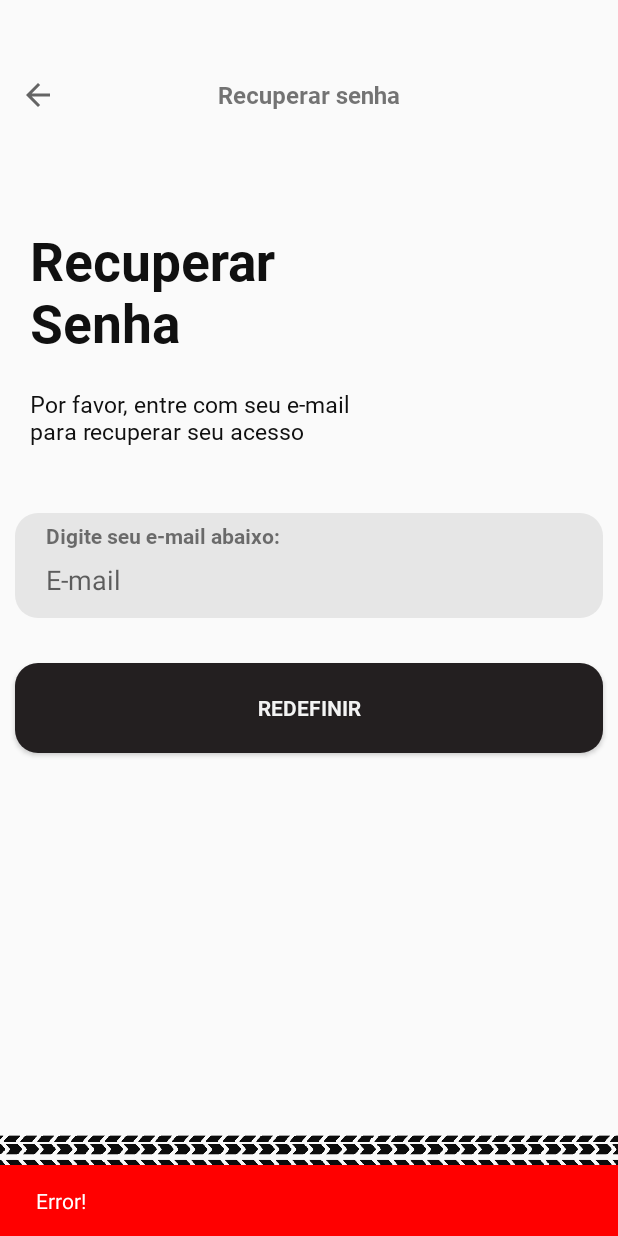
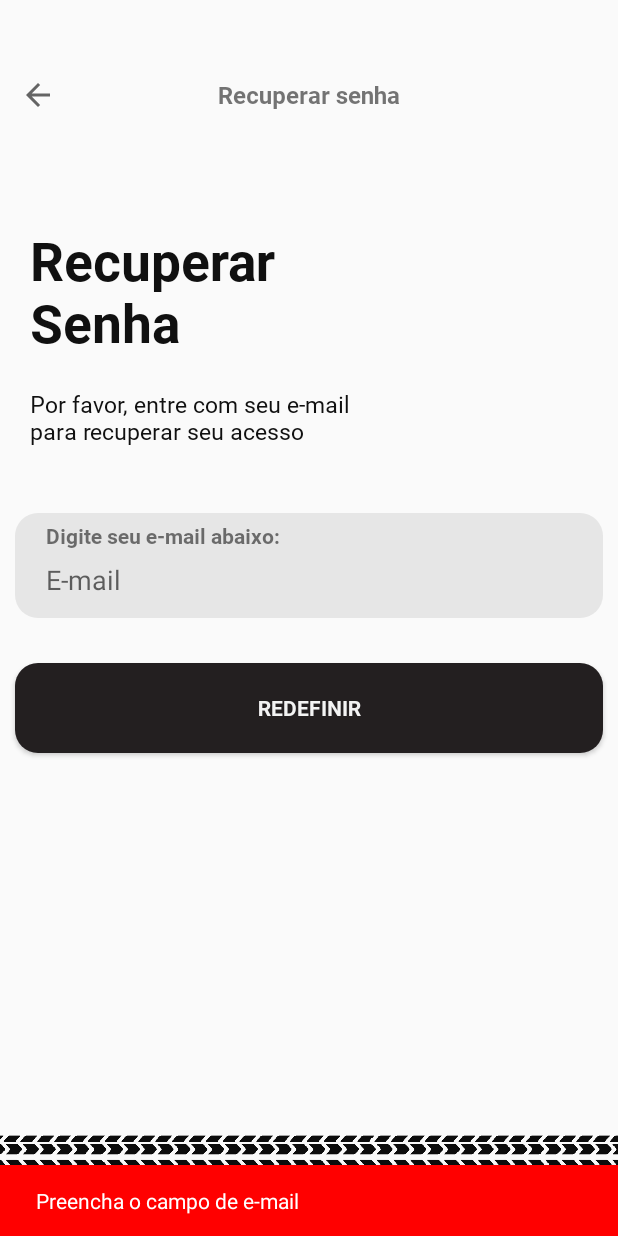
Before and after one commit to Matheus-commit/Rode_Legal_Pnreus, an Android app: the ForgotActivity screen opened directly, with no data from a screen before it, after a tap on "REDEFINIR", on a phone screen of 412 x 824 dp. Run offline under Robolectric (Android 15) with nearby library versions, the phone set to English and light mode, and no system bars; our stand-ins replace Firebase (no records; nobody signed in at launch, a user with empty details on screens opened directly).

Commit message:
Back-end forgot completo

```diff
--- a/app/src/main/java/com/rode_legal_pneus/ui/activities/ForgotActivity.kt
+++ b/app/src/main/java/com/rode_legal_pneus/ui/activities/ForgotActivity.kt
@@ -3,6 +3,7 @@ package com.rode_legal_pneus.ui.activities
 import android.graphics.Color
 import androidx.appcompat.app.AppCompatActivity
 import android.os.Bundle
+import android.widget.Toast
 import com.google.android.material.snackbar.Snackbar
 import com.google.firebase.auth.FirebaseAuth
 import com.rode_legal_pneus.R
@@ -19,33 +20,35 @@ class ForgotActivity : AppCompatActivity() {
         binding = ForgotScreenBinding.inflate(layoutInflater)
         setContentView(binding.root)
 
-        var email = binding.editEmail.text.toString()
 
         binding.btnForgot.setOnClickListener { view ->
 
-                auth.sendPasswordResetEmail(email).addOnCompleteListener{ task ->
+            var email = binding.editEmail.text.toString()
 
-                    if(task.isSuccessful) {
+            if(email.isEmpty()){
 
-                        var snackbar = Snackbar.make(view, "E-mail enviado!", Snackbar.LENGTH_SHORT)
-                        snackbar.setBackgroundTint(Color.RED)
-                        snackbar.show()
+                var snackbar = Snackbar.make(view, "Preencha o campo de e-mail", Snackbar.LENGTH_SHORT)
+                snackbar.setBackgroundTint(Color.RED)
+                snackbar.show()
+
+            }else{
+                auth.sendPasswordResetEmail(email).addOnCompleteListener { task ->
+                    if(task.isSuccessful){
+                        Toast.makeText(this@ForgotActivity, "Email enviado!", Toast.LENGTH_SHORT).show()
+                        finish()
 
                     }else{
-                        var snackbar = Snackbar.make(view, "Error!", Snackbar.LENGTH_SHORT)
-                        snackbar.setBackgroundTint(Color.RED)
-                        snackbar.show()
-
+                        Toast.makeText(this@ForgotActivity, task.exception!!.message, Toast.LENGTH_SHORT).show()
                     }
 
                 }
+
             }
+        }
 
 
-        }
-
     }
-
+}
 //if(email.isEmpty()){
 //
 //    var snackbar = Snackbar.make(view, "Preencha o campo de e-mail", Snackbar.LENGTH_SHORT)
--- a/app/src/main/res/layout/forgot_screen.xml
+++ b/app/src/main/res/layout/forgot_screen.xml
@@ -43,7 +43,8 @@
             android:layout_below="@id/labelEmail"
             android:layout_marginHorizontal="15dp"
             android:background="@null"
-            android:hint="E-mail" />
+            android:hint="E-mail"
+            android:maxLines="1" />
 
         <TextView
             android:id="@+id/labelEmail"
```
